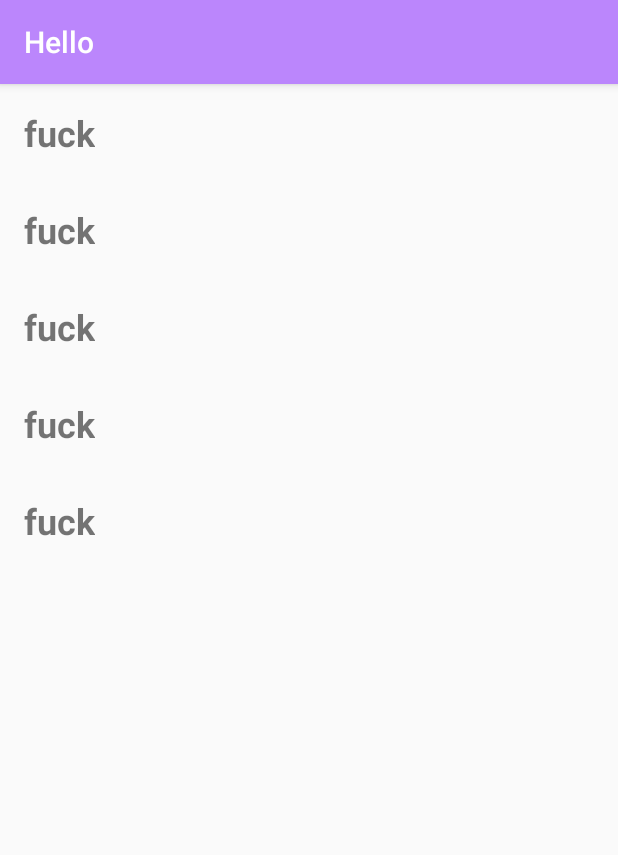
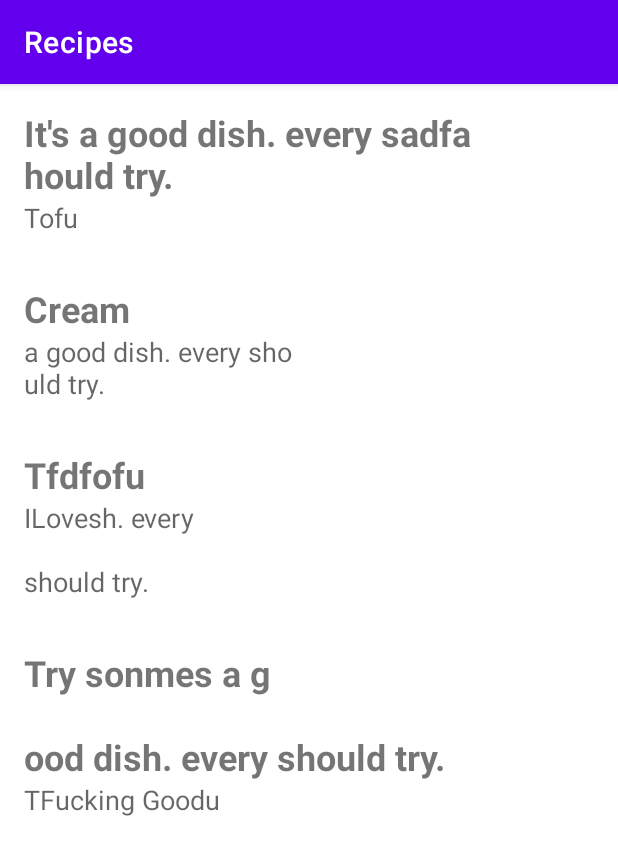
Before and after one commit to Kha3Leng/Recycler-View-Recipes, an Android app: the screen it shows after launch (MainActivity), on a phone screen of 412 x 824 dp. Shown: the top 855 px of the screen. Run offline under Robolectric (Android 15) with nearby library versions, the phone set to English and light mode, and no system bars.

Commit message:
Shit happens

```diff
--- a/app/src/main/AndroidManifest.xml
+++ b/app/src/main/AndroidManifest.xml
@@ -9,6 +9,12 @@
         android:roundIcon="@mipmap/ic_launcher_round"
         android:supportsRtl="true"
         android:theme="@style/Theme.Recipes">
+        <activity android:name=".Instructions"
+            android:label="@string/fuck"
+            android:parentActivityName=".MainActivity">
+            <meta-data android:name="com.example.recipes.MainActivity"
+                android:value="android.support.PARENT_ACTIVITY"/>
+        </activity>
         <activity android:name=".MainActivity">
             <intent-filter>
                 <action android:name="android.intent.action.MAIN" />
--- a/app/src/main/java/com/example/recipes/MainActivity.java
+++ b/app/src/main/java/com/example/recipes/MainActivity.java
@@ -15,21 +15,23 @@ import java.util.List;
 
 public class MainActivity extends AppCompatActivity {
 
-    private List<String> recipes = new ArrayList<>();
+    private Hashtable<String, String> recipes = new Hashtable<>();
     private RecyclerView recyclerView;
     private RecipeAdapter adapter;
+    public Toolbar toolbar;
 
     @Override
     protected void onCreate(Bundle savedInstanceState) {
         super.onCreate(savedInstanceState);
         setContentView(R.layout.activity_main);
+//        toolbar = findViewById(R.id.toolbar);
+//        setSupportActionBar(toolbar);
 
-        Toolbar toolbar = findViewById(R.id.toolbar);
-        setSupportActionBar(toolbar);
 
-        for(int i=0; i<5; i++){
-            recipes.add("fuck");
-        }
+        recipes.put(getString(R.string.Tofu), getString(R.string.tofu));
+        recipes.put(getString(R.string.Cofu), getString(R.string.cofu));
+        recipes.put(getString(R.string.Dofu), getString(R.string.dofu));
+        recipes.put(getString(R.string.Eofu), getString(R.string.eofu));
 
         recyclerView = findViewById(R.id.recyclerView);
         adapter = new RecipeAdapter(this, recipes);
--- a/app/src/main/java/com/example/recipes/RecipeAdapter.java
+++ b/app/src/main/java/com/example/recipes/RecipeAdapter.java
@@ -1,6 +1,7 @@
 package com.example.recipes;
 
 import android.content.Context;
+import android.content.Intent;
 import android.view.LayoutInflater;
 import android.view.View;
 import android.view.ViewGroup;
@@ -16,12 +17,14 @@ import java.util.LinkedHashMap;
 import java.util.List;
 
 public class RecipeAdapter extends RecyclerView.Adapter<RecipeAdapter.RecipeViewHolder>{
-    public List<String> recipes = new ArrayList<>();
+    public Hashtable<String, String> recipes = new Hashtable();
     public LayoutInflater layoutInflater;
+    private Context context;
 
-    public RecipeAdapter(Context context, List<String> recipes) {
+    public RecipeAdapter(Context context, Hashtable<String,String> recipes) {
         this.recipes = recipes;
         this.layoutInflater = layoutInflater.from(context);
+        this.context = context;
     }
 
     @NonNull
@@ -33,8 +36,26 @@ public class RecipeAdapter extends RecyclerView.Adapter<RecipeAdapter.RecipeView
 
     @Override
     public void onBindViewHolder(@NonNull RecipeAdapter.RecipeViewHolder holder, int position) {
-        String str = recipes.get(position);
-        holder.title.setText(str);
+        switch (position){
+            case 0:
+                holder.title.setText(context.getString(R.string.tofu));
+                holder.description.setText(context.getString(R.string.Tofu));
+                return ;
+            case 1:
+                holder.title.setText(context.getString(R.string.Cofu));
+                holder.description.setText(context.getString(R.string.cofu));
+                return ;
+            case 2:
+                holder.title.setText(context.getString(R.string.Dofu));
+                holder.description.setText(context.getString(R.string.dofu));
+                return ;
+            case 3:
+                holder.title.setText(context.getString(R.string.eofu));
+                holder.description.setText(context.getString(R.string.Eofu));
+                return ;
+            default:
+                return ;
+        }
     }
 
     @Override
@@ -42,7 +63,7 @@ public class RecipeAdapter extends RecyclerView.Adapter<RecipeAdapter.RecipeView
         return recipes.size();
     }
 
-    class RecipeViewHolder extends RecyclerView.ViewHolder{
+    class RecipeViewHolder extends RecyclerView.ViewHolder implements View.OnClickListener{
         private TextView title;
         private TextView description;
         RecipeAdapter adapter;
@@ -52,6 +73,13 @@ public class RecipeAdapter extends RecyclerView.Adapter<RecipeAdapter.RecipeView
             this.title = itemView.findViewById(R.id.title);
             this.description = itemView.findViewById(R.id.description);
             this.adapter = adapter;
+            this.title.setOnClickListener(this::onClick);
+        }
+
+        @Override
+        public void onClick(View v) {
+            Intent intent = new Intent(context.getApplicationContext(), Instructions.class);
+            context.startActivity(intent);
         }
     }
 }
--- a/app/src/main/res/layout/activity_main.xml
+++ b/app/src/main/res/layout/activity_main.xml
@@ -6,17 +6,17 @@
     android:layout_height="match_parent"
     tools:context=".MainActivity">
 
-    <com.google.android.material.appbar.AppBarLayout
-        android:layout_height="wrap_content"
-        android:layout_width="match_parent">
-        <androidx.appcompat.widget.Toolbar
-            android:id="@+id/toolbar"
-            app:title="Hello"
-            android:layout_width="match_parent"
-            android:layout_height="wrap_content"
-            app:titleTextColor="@color/white"
-            android:background="@color/purple_200"/>
-    </com.google.android.material.appbar.AppBarLayout>
+<!--    <com.google.android.material.appbar.AppBarLayout-->
+<!--        android:layout_height="wrap_content"-->
+<!--        android:layout_width="match_parent">-->
+<!--        <androidx.appcompat.widget.Toolbar-->
+<!--            android:id="@+id/toolbar"-->
+<!--            app:title="Hello"-->
+<!--            android:layout_width="match_parent"-->
+<!--            android:layout_height="wrap_content"-->
+<!--            app:titleTextColor="@color/white"-->
+<!--            android:background="@color/purple_200"/>-->
+<!--    </com.google.android.material.appbar.AppBarLayout>-->
     <include layout="@layout/content_main"/>
 
 </androidx.coordinatorlayout.widget.CoordinatorLayout>
--- a/app/src/main/res/layout/one_list_view.xml
+++ b/app/src/main/res/layout/one_list_view.xml
@@ -4,6 +4,7 @@
     xmlns:app="http://schemas.android.com/apk/res-auto"
     android:layout_width="wrap_content"
     android:layout_height="wrap_content"
+    android:orientation="vertical"
     android:padding="16sp">
 
     <TextView
--- a/app/src/main/res/values/strings.xml
+++ b/app/src/main/res/values/strings.xml
@@ -2,6 +2,15 @@
     <string name="app_name">Recipes</string>
 
     <string name="Tofu">Tofu</string>
+    <string name="tofu">It\'s a good dish. every sadfa\nhould try.</string>
+    <string name="Cofu">Cream</string>
+    <string name="cofu"> a good dish. every sho\nuld try.</string>
+    <string name="Dofu">Tfdfofu</string>
+    <string name="dofu">ILovesh. every \n\nshould try.</string>
+    <string name="Eofu">TFucking Goodu</string>
+    <string name="eofu">Try sonmes a g\n\nood dish. every should try.</string>
+
+
     <string name="des_tofu">\n43 calories, 15 grams fat, 19 grams carbohydrates, 14 grams protein, 570 milligrams sodium, 4 grams fiber
 \n
     In this unique recipe, slabs of tofu are immersed in a nutty mixture of pistachio and breadcrumbs for a flavor-packed dish with an interesting texture.
@@ -29,4 +38,5 @@
     Directions:
 \n\n
         Preheat oven to 400 degrees; prepare a baking sheet by either oiling it lightly or lining it with a silicone liner. Cut the tofu into 8 1/2-in. slices and dry them lightly with paper towels. Brush both sides of the tofu with the 2 tbsp. soy sauce and set aside to marinate for at least 10 minutes. While the tofu is marinating, place the bread into the food processor and pulse into fine crumbs. Measure out 1 cup of crumbs into a wide, shallow bowl (save any remaining crumbs for another use.) Pulse the pistachios in the processor until they are reduced to fine crumbs. Add them to the breadcrumbs along with a generous grating of black pepper, and mix well. In another shallow bowl, combine the mustard, syrup, soy sauce, and mayo. Dip a slice of tofu into the mustard mixture, lightly coating all sides; then place it into the breadcrumbs, sprinkle crumbs over the top and sides, and lightly press them into the tofu. Place on the prepared baking sheet. Repeat with all slices of tofu. Put the tofu into the oven and bake for 20 minutes, or until breadcrumbs are golden brown. Serve with the sauce of your choice.</string>
+    <string name="fuck">Fck it</string>
 </resources>
--- a/app/src/main/res/values/themes.xml
+++ b/app/src/main/res/values/themes.xml
@@ -1,8 +1,7 @@
 <resources xmlns:tools="http://schemas.android.com/tools">
     <!-- Base application theme. -->
-    <style name="Theme.Recipes" parent="Theme.AppCompat.DayNight.NoActionBar">
+    <style name="Theme.Recipes" parent="Theme.MaterialComponents.DayNight.DarkActionBar">
         <!-- Primary brand color. -->
-        <item name="windowNoTitle">true</item>
         <item name="colorPrimary">@color/purple_500</item>
         <item name="colorPrimaryVariant">@color/purple_700</item>
         <item name="colorOnPrimary">@color/white</item>
```
Also changed, not shown: app/src/main/java/com/example/recipes/Instructions.java (added, +16 -0 lines), app/src/main/res/layout/activity_instructions.xml (added, +33 -0 lines), app/src/main/res/drawable/a.jpg (added).
